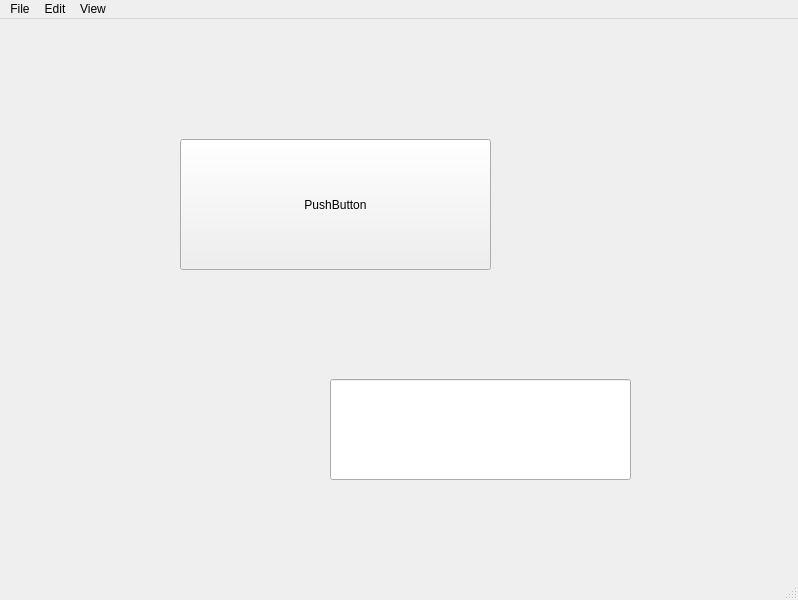
Before: the Qt Designer form Codigo/Lanchonete/mainwindow.ui in bbentin/APS, drawn with Qt 5.
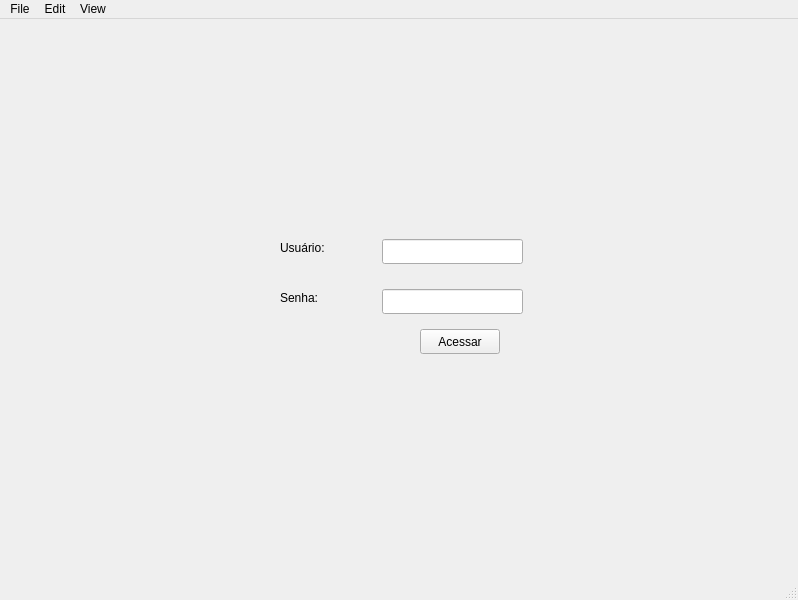
After: the same form once the commit is applied. Custom widgets are drawn as their Qt base class.

What changed in the file:
```diff
--- a/Codigo/Lanchonete/mainwindow.ui
+++ b/Codigo/Lanchonete/mainwindow.ui
@@ -13,29 +13,78 @@
   <property name="windowTitle">
    <string>MainWindow</string>
   </property>
-  <widget class="Paineis" name="centralwidget">
-   <widget class="QLineEdit" name="lineEdit">
-    <property name="geometry">
-     <rect>
-      <x>330</x>
-      <y>360</y>
-      <width>301</width>
-      <height>101</height>
-     </rect>
+  <widget class="QWidget" name="centralwidget">
+   <widget class="QWidget" name="accessWidget" native="true">
+    <property name="enabled">
+     <bool>true</bool>
     </property>
-   </widget>
-   <widget class="QPushButton" name="pushButton">
     <property name="geometry">
      <rect>
-      <x>180</x>
-      <y>120</y>
-      <width>311</width>
-      <height>131</height>
+      <x>240</x>
+      <y>190</y>
+      <width>321</width>
+      <height>161</height>
      </rect>
     </property>
-    <property name="text">
-     <string>PushButton</string>
-    </property>
+    <widget class="QLineEdit" name="userEdit">
+     <property name="geometry">
+      <rect>
+       <x>142</x>
+       <y>30</y>
+       <width>141</width>
+       <height>25</height>
+      </rect>
+     </property>
+    </widget>
+    <widget class="QLineEdit" name="psswdEdit">
+     <property name="geometry">
+      <rect>
+       <x>142</x>
+       <y>80</y>
+       <width>141</width>
+       <height>25</height>
+      </rect>
+     </property>
+    </widget>
+    <widget class="QLabel" name="label">
+     <property name="geometry">
+      <rect>
+       <x>40</x>
+       <y>30</y>
+       <width>54</width>
+       <height>17</height>
+      </rect>
+     </property>
+     <property name="text">
+      <string>Usuário:</string>
+     </property>
+    </widget>
+    <widget class="QLabel" name="label_2">
+     <property name="geometry">
+      <rect>
+       <x>40</x>
+       <y>80</y>
+       <width>39</width>
+       <height>17</height>
+      </rect>
+     </property>
+     <property name="text">
+      <string>Senha:</string>
+     </property>
+    </widget>
+    <widget class="QPushButton" name="acessBtn">
+     <property name="geometry">
+      <rect>
+       <x>180</x>
+       <y>120</y>
+       <width>80</width>
+       <height>25</height>
+      </rect>
+     </property>
+     <property name="text">
+      <string>Acessar</string>
+     </property>
+    </widget>
    </widget>
   </widget>
   <widget class="QMenuBar" name="menubar">
@@ -68,14 +117,6 @@
   </widget>
   <widget class="QStatusBar" name="statusbar"/>
  </widget>
- <customwidgets>
-  <customwidget>
-   <class>Paineis</class>
-   <extends>QWidget</extends>
-   <header location="global">paineis.h</header>
-   <container>1</container>
-  </customwidget>
- </customwidgets>
  <resources/>
  <connections/>
 </ui>
```
